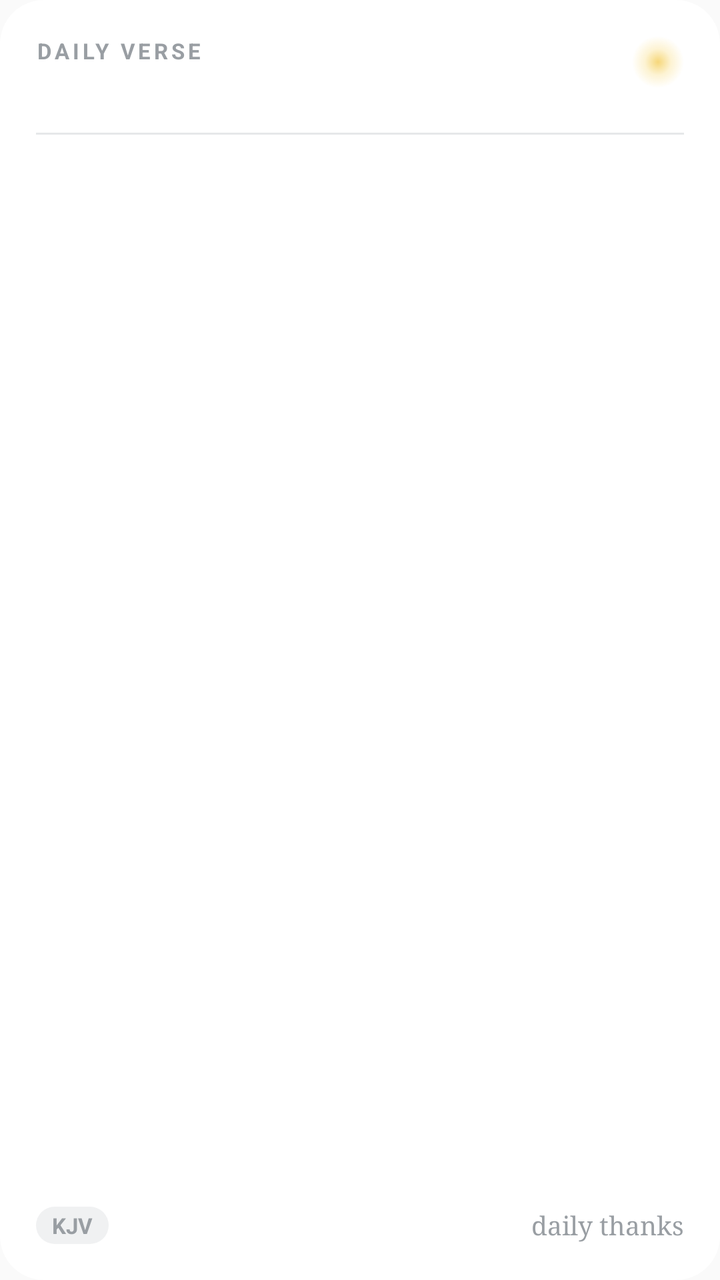
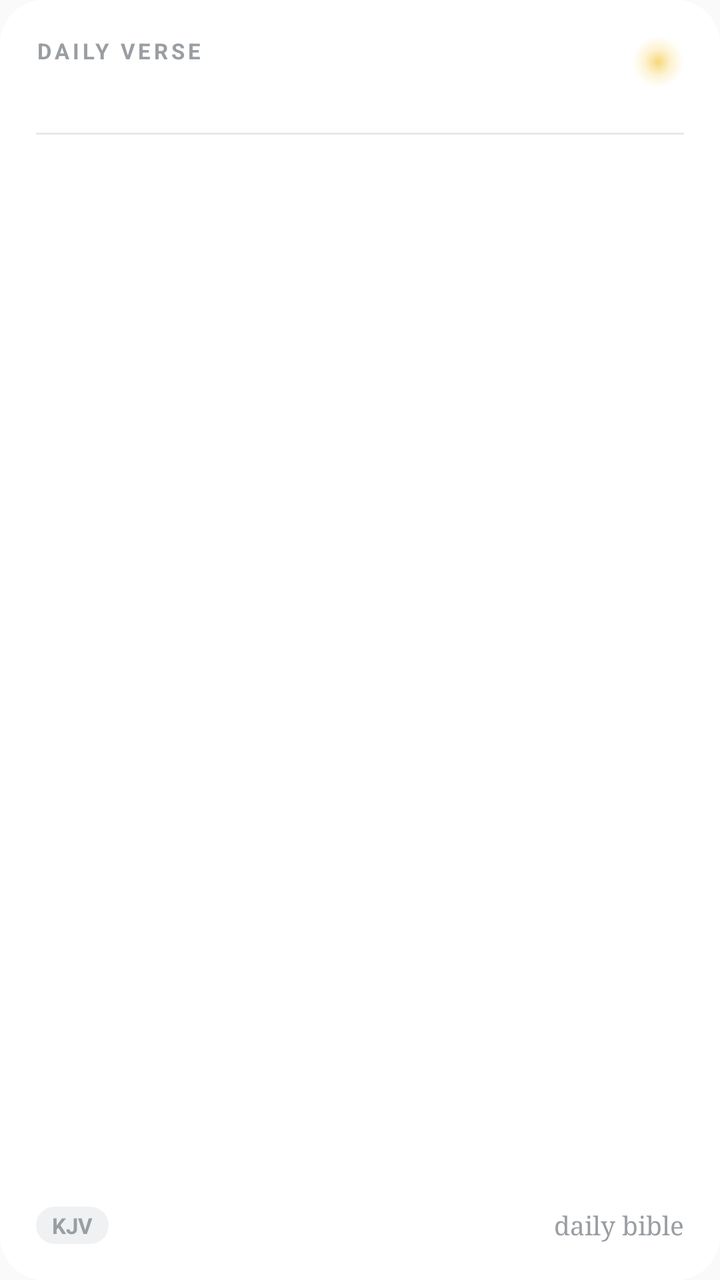

Before-and-after screenshots of an Android layout around one commit, followed by the original layout XML and the change that was made.
<!-- AndroidManifest.xml: application theme AppTheme -->
<!-- res/layout/verse_widget.xml -->
<?xml version="1.0" encoding="utf-8"?>
<LinearLayout xmlns:android="http://schemas.android.com/apk/res/android"
    android:id="@+id/verse_root"
    android:layout_width="match_parent"
    android:layout_height="match_parent"
    android:background="@drawable/verse_widget_bg"
    android:orientation="vertical"
    android:padding="18dp">
    <LinearLayout
        android:layout_width="match_parent"
        android:layout_height="wrap_content"
        android:orientation="horizontal">
        <LinearLayout
            android:layout_width="0dp"
            android:layout_height="wrap_content"
            android:layout_weight="1"
            android:orientation="vertical">
            <TextView
                android:layout_width="wrap_content"
                android:layout_height="wrap_content"
                android:letterSpacing="0.15"
                android:text="@string/verse_label"
                android:textColor="@color/vw_faint"
                android:textSize="11sp"
                android:textStyle="bold" />
            <TextView
                android:id="@+id/verse_ref"
                android:layout_width="wrap_content"
                android:layout_height="wrap_content"
                android:layout_marginTop="2dp"
                android:maxLines="1"
                android:ellipsize="end"
                android:textColor="@color/vw_ink"
                android:textSize="16sp"
                android:textStyle="bold" />
        </LinearLayout>
        <ImageView
            android:layout_width="26dp"
            android:layout_height="26dp"
            android:importantForAccessibility="no"
            android:src="@drawable/widget_light" />
    </LinearLayout>
    <FrameLayout
        android:layout_width="match_parent"
        android:layout_height="1dp"
        android:layout_marginTop="10dp"
        android:background="@color/vw_line" />
    <TextView
        android:id="@+id/verse_text"
        android:layout_width="match_parent"
        android:layout_height="0dp"
        android:layout_weight="1"
        android:gravity="center_vertical"
        android:maxLines="6"
        android:ellipsize="end"
        android:textColor="@color/vw_ink"
        android:textSize="16sp"
        android:textStyle="bold" />
    <LinearLayout
        android:layout_width="match_parent"
        android:layout_height="wrap_content"
        android:gravity="center_vertical"
        android:orientation="horizontal">
        <TextView
            android:layout_width="wrap_content"
            android:layout_height="wrap_content"
            android:background="@drawable/verse_badge"
            android:paddingStart="8dp"
            android:paddingEnd="8dp"
            android:paddingTop="2dp"
            android:paddingBottom="2dp"
            android:text="@string/verse_tr"
            android:textColor="@color/vw_faint"
            android:textSize="11sp"
            android:textStyle="bold" />
        <TextView
            android:layout_width="0dp"
            android:layout_height="wrap_content"
            android:layout_weight="1"
            android:fontFamily="serif"
            android:gravity="end"
            android:text="daily thanks"
            android:textColor="@color/vw_faint"
            android:textSize="13sp" />
    </LinearLayout>
</LinearLayout>
<!-- resources referenced by this layout -->
<resources>
  <color name="vw_faint">#999EA3</color>
  <color name="vw_ink">#303438</color>
  <color name="vw_line">#E6E8E9</color>
  <!-- drawable verse_badge (drawable) -->
  <?xml version="1.0" encoding="utf-8"?>
  <shape xmlns:android="http://schemas.android.com/apk/res/android" android:shape="rectangle">
      <solid android:color="@color/vw_badge" />
      <corners android:radius="99dp" />
  </shape>
  <!-- drawable verse_widget_bg (drawable) -->
  <?xml version="1.0" encoding="utf-8"?>
  <shape xmlns:android="http://schemas.android.com/apk/res/android" android:shape="rectangle">
      <solid android:color="@color/vw_bg" />
      <corners android:radius="22dp" />
  </shape>
  <!-- drawable widget_light (drawable) -->
  <?xml version="1.0" encoding="utf-8"?>
  <shape xmlns:android="http://schemas.android.com/apk/res/android" android:shape="oval">
      <gradient android:type="radial" android:gradientRadius="15dp"
          android:startColor="#F6D77A" android:centerColor="#80FBE7A6" android:endColor="#00FFFFFF" />
      <size android:width="30dp" android:height="30dp" />
  </shape>
  <string name="verse_label">DAILY VERSE</string>
  <string name="verse_tr">KJV</string>
  <style name="AppTheme" parent="Theme.AppCompat.Light.DarkActionBar">
          
          <item name="colorPrimary">@color/colorPrimary</item>
          <item name="colorPrimaryDark">@color/colorPrimaryDark</item>
          <item name="colorAccent">@color/colorAccent</item>
      </style>
  <color name="vw_badge">#F0F1F2</color>
  <color name="vw_bg">#FFFFFF</color>
</resources>

<!-- the commit's change to res/layout/verse_widget.xml (unified diff, before → after) -->
@@ -79,7 +79,7 @@
             android:layout_weight="1"
             android:fontFamily="serif"
             android:gravity="end"
-            android:text="daily thanks"
+            android:text="daily bible"
             android:textColor="@color/vw_faint"
             android:textSize="13sp" />
     </LinearLayout>
